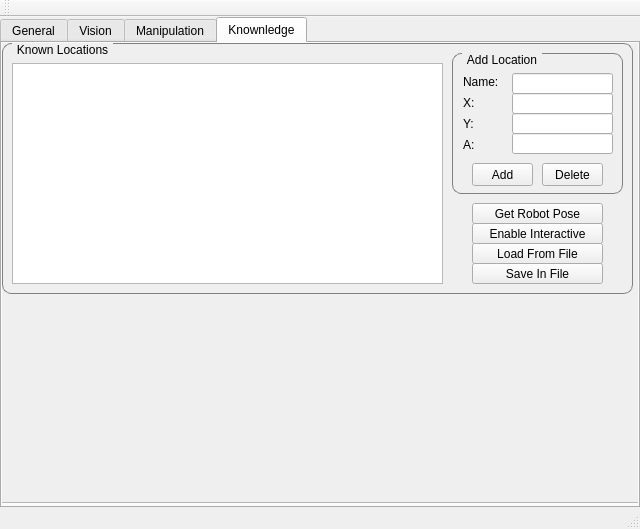
Old version of the form catkin_ws/src/hri/justina_gui/src/MainWindow.ui in the repository RobotJustina/JUSTINA.
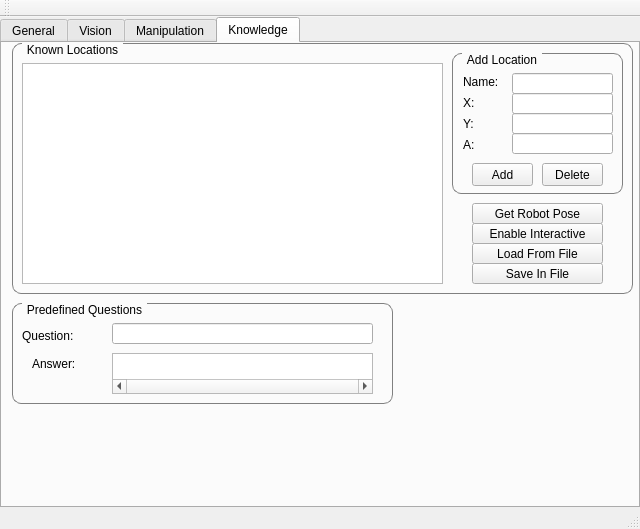
New version of the form. The open tabs and pages were chosen to show the change.

Commit message: Add the function to get predefined question and the add in the gui

The edit to the form file:
```diff
--- a/catkin_ws/src/hri/justina_gui/src/MainWindow.ui
+++ b/catkin_ws/src/hri/justina_gui/src/MainWindow.ui
@@ -2130,37 +2130,16 @@
       </property>
      </widget>
     </widget>
-    <widget class="QWidget" name="tabKnownledge">
+    <widget class="QWidget" name="tabKnowledge">
      <attribute name="title">
-      <string>Knownledge</string>
+      <string>Knowledge</string>
      </attribute>
-     <widget class="QScrollArea" name="scrollArea">
+     <widget class="QGroupBox" name="groupKnownLoc">
       <property name="geometry">
        <rect>
-        <x>-1</x>
-        <y>-1</y>
-        <width>641</width>
-        <height>461</height>
-       </rect>
-      </property>
-      <property name="widgetResizable">
-       <bool>true</bool>
-      </property>
-      <widget class="QWidget" name="scrollAreaWidgetContents">
-       <property name="geometry">
-        <rect>
-         <x>0</x>
+        <x>10</x>
          <y>0</y>
-         <width>639</width>
-         <height>459</height>
-        </rect>
-       </property>
-       <widget class="QGroupBox" name="groupBox">
-        <property name="geometry">
-         <rect>
-          <x>0</x>
-          <y>0</y>
-          <width>631</width>
+        <width>621</width>
           <height>251</height>
          </rect>
         </property>
@@ -2172,7 +2151,7 @@
           <rect>
            <x>10</x>
            <y>20</y>
-           <width>431</width>
+         <width>421</width>
            <height>221</height>
           </rect>
          </property>
@@ -2180,7 +2159,7 @@
         <widget class="QGroupBox" name="editLoc">
          <property name="geometry">
           <rect>
-           <x>450</x>
+         <x>440</x>
            <y>10</y>
            <width>171</width>
            <height>141</height>
@@ -2311,7 +2290,7 @@
         <widget class="QPushButton" name="enInteractiveEdit">
          <property name="geometry">
           <rect>
-           <x>470</x>
+         <x>460</x>
            <y>180</y>
            <width>131</width>
            <height>21</height>
@@ -2324,7 +2303,7 @@
         <widget class="QPushButton" name="loadFromFile">
          <property name="geometry">
           <rect>
-           <x>470</x>
+         <x>460</x>
            <y>200</y>
            <width>131</width>
            <height>21</height>
@@ -2337,7 +2316,7 @@
         <widget class="QPushButton" name="SaveInFile">
          <property name="geometry">
           <rect>
-           <x>470</x>
+         <x>460</x>
            <y>220</y>
            <width>131</width>
            <height>21</height>
@@ -2350,7 +2329,7 @@
         <widget class="QPushButton" name="GetRobotPose">
          <property name="geometry">
           <rect>
-           <x>470</x>
+         <x>460</x>
            <y>160</y>
            <width>131</width>
            <height>21</height>
@@ -2361,6 +2340,72 @@
          </property>
         </widget>
        </widget>
+     <widget class="QGroupBox" name="groupPredQuestion">
+      <property name="geometry">
+       <rect>
+        <x>10</x>
+        <y>260</y>
+        <width>381</width>
+        <height>101</height>
+       </rect>
+      </property>
+      <property name="title">
+       <string>Predefined Questions</string>
+      </property>
+      <widget class="QLineEdit" name="quesReq">
+       <property name="geometry">
+        <rect>
+         <x>100</x>
+         <y>20</y>
+         <width>261</width>
+         <height>21</height>
+        </rect>
+       </property>
+      </widget>
+      <widget class="QLabel" name="labelAns">
+       <property name="geometry">
+        <rect>
+         <x>20</x>
+         <y>50</y>
+         <width>58</width>
+         <height>21</height>
+        </rect>
+       </property>
+       <property name="text">
+        <string>Answer:</string>
+       </property>
+      </widget>
+      <widget class="QLabel" name="labelQues">
+       <property name="geometry">
+        <rect>
+         <x>10</x>
+         <y>21</y>
+         <width>81</width>
+         <height>23</height>
+        </rect>
+       </property>
+       <property name="text">
+        <string>Question:</string>
+       </property>
+      </widget>
+      <widget class="QTextBrowser" name="browserAnswerResp">
+       <property name="geometry">
+        <rect>
+         <x>100</x>
+         <y>50</y>
+         <width>261</width>
+         <height>41</height>
+        </rect>
+       </property>
+       <property name="verticalScrollBarPolicy">
+        <enum>Qt::ScrollBarAlwaysOff</enum>
+       </property>
+       <property name="horizontalScrollBarPolicy">
+        <enum>Qt::ScrollBarAlwaysOn</enum>
+       </property>
+       <property name="lineWrapMode">
+        <enum>QTextEdit::NoWrap</enum>
+       </property>
       </widget>
      </widget>
     </widget>
```
Lines whose indentation alone changed are shown as unchanged. The commit also changes 6 other files.
